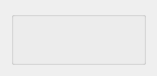
Before: the Qt Designer form ui/character/item/equip_widget.ui in Wseop/loa-manager-qt-client, drawn with Qt 5.
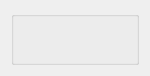
After: the same form once the commit is applied.

Commit message: CLN:Modify widget alignment

The edit to the form file:
```diff
--- a/ui/character/item/equip_widget.ui
+++ b/ui/character/item/equip_widget.ui
@@ -6,10 +6,16 @@
    <rect>
     <x>0</x>
     <y>0</y>
-    <width>157</width>
+    <width>150</width>
     <height>76</height>
    </rect>
   </property>
+  <property name="maximumSize">
+   <size>
+    <width>200</width>
+    <height>16777215</height>
+   </size>
+  </property>
   <property name="windowTitle">
    <string>Form</string>
   </property>
@@ -21,7 +27,11 @@
      </property>
      <layout class="QHBoxLayout" name="hLayoutGroupEquip">
       <item>
-       <layout class="QVBoxLayout" name="vLayoutLeft"/>
+       <layout class="QVBoxLayout" name="vLayoutLeft">
+        <property name="spacing">
+         <number>1</number>
+        </property>
+       </layout>
       </item>
       <item>
        <layout class="QVBoxLayout" name="vLayoutRight"/>
```
The commit also changes 6 other files.
